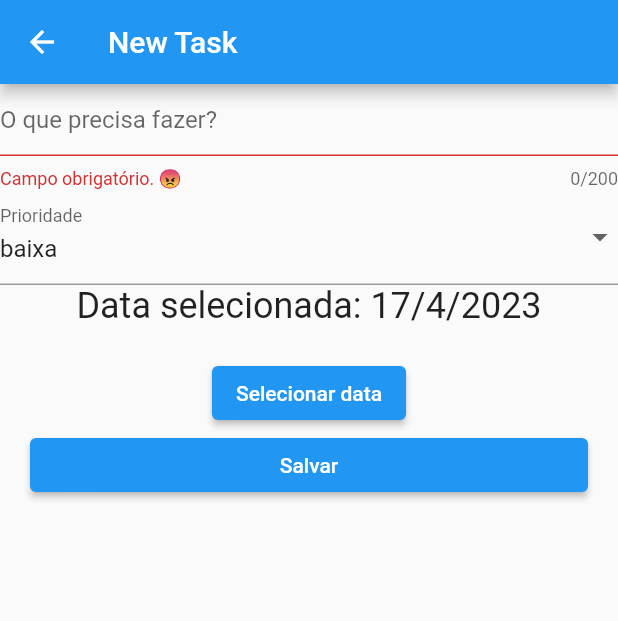
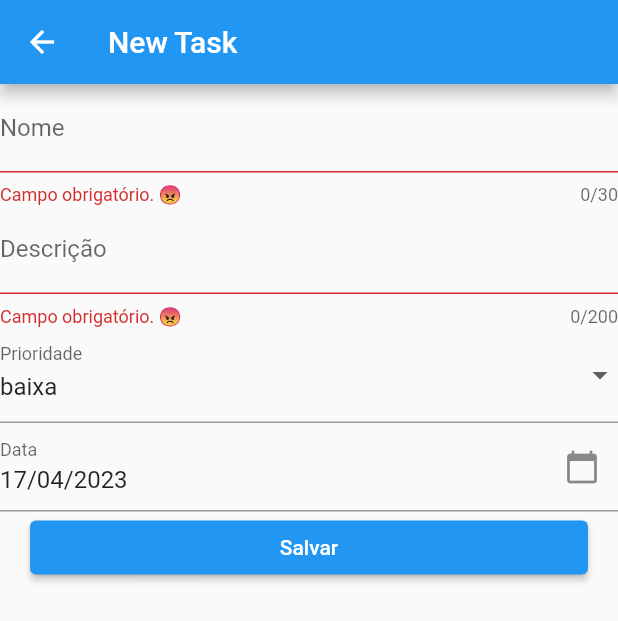
Before and after one commit to GabrielBonil/task_list, a Flutter app: the TaskCreatePage screen opened by its route, after a tap on "Salvar", on a phone screen of 412 x 824 dp. Shown: the top 621 px of the screen. Run offline on Flutter 3.47's test engine with Material 2 defaults, Android fonts, the phone set to English and light mode, and no system bars; our stand-ins replace cloud_firestore, email_validator, firebase_core; accounts and stored records are empty.

Commit message:
Ajustes
user-login:
Arrumando rota.

pubspec.yaml:
Adicionando uma dependência (pelo import do user-create mesmo).

 task-list:
Anotação para usar formas de inverter a ordem em versão futura do app.

task-create:
import do intl, que basicamente deixa fazer o controller (dataController) receber o DataFormat;

Criando campo no formulário para descrição;

Criando variável (priorityIndex) para a ordenação do campo de prioridade ser possível mais tarde (usando o IndexOf);

Adicionando na collection todos os campos;

Adicionando labels para os formulários;

Mudando o datapicker para um Textformfield com ícone na tentativa de deixar mais bonito (talvez mudar para que também se possa escrever no campo, mexendo no onchange).

```diff
--- a/lib/views/task-create.dart
+++ b/lib/views/task-create.dart
@@ -1,5 +1,6 @@
 import 'package:cloud_firestore/cloud_firestore.dart';
 import 'package:flutter/material.dart';
+import 'package:intl/intl.dart';
 
 class TaskCreatePage extends StatefulWidget {
   @override
@@ -10,20 +11,25 @@ class _TaskCreatePageState extends State<TaskCreatePage> {
   var formKey = GlobalKey<FormState>();
 
   String name = '';
+  String description = '';
   FirebaseFirestore firestore = FirebaseFirestore.instance;
 
   //Variáveis para o dropdown de prioridade
   final itens = ["baixa", "média", "alta"];
+  int priorityIndex = 0;
   String? valorPrioridade;
 
   //Variáveis para o DataPicker
   late DateTime dataSelecionada;
+  late TextEditingController dataController = TextEditingController(text: DateFormat('dd/MM/yyyy').format(DateTime.now()));
+  // late TextEditingController dataController;
 
   //InitState para selecionar a data de hoje/agora e deixar pré-fixado a prioridade baixa.
   @override
   void initState() {
     super.initState();
     dataSelecionada = DateTime.now();
+    // dataController.text = DateFormat('dd/MM/yyyy').format(dataSelecionada);
     valorPrioridade = itens[0]; //setState não necessário
   }
 
@@ -41,6 +47,7 @@ class _TaskCreatePageState extends State<TaskCreatePage> {
     if (novaData != null && novaData != dataSelecionada) {
       setState(() {
         dataSelecionada = novaData;
+        dataController.text = DateFormat('dd/MM/yyyy').format(dataSelecionada);
       });
     }
   }
@@ -50,7 +57,14 @@ class _TaskCreatePageState extends State<TaskCreatePage> {
       formKey.currentState!.save();
 
       //salvar os dados no banco de dados...
-      firestore.collection('tasks').add({'name':name, 'finished': false});
+      firestore.collection('tasks').add({
+        'name': name,
+        'finished': false,
+        'priority': valorPrioridade,
+        'priorityIndex': priorityIndex,
+        'description': description,
+        'date': dataSelecionada
+      });
 
       Navigator.of(context).pop();
     }
@@ -74,16 +88,30 @@ class _TaskCreatePageState extends State<TaskCreatePage> {
         key: formKey,
         child: Column(
           children: [
-            //Tarefa
+            //Nome Tarefa
+            TextFormField(
+              autovalidateMode: AutovalidateMode.onUserInteraction,
+              maxLines: 1,
+              maxLength: 30,
+              decoration: InputDecoration(
+                labelText: 'Nome',
+                hintText: "Nome",
+              ),
+              onSaved: (newValue) => name = newValue!,
+              validator: validarTarefa,
+            ),
+
+            //Decrição Tarefa
             TextFormField(
               autovalidateMode: AutovalidateMode.onUserInteraction,
               minLines: 1,
               maxLines: 5,
               maxLength: 200,
               decoration: InputDecoration(
-                hintText: "O que precisa fazer?",
+                labelText: 'Descrição',
+                hintText: "Descrição",
               ),
-              onSaved: (newValue) => name = newValue!,
+              onSaved: (newValue) => description = newValue!,
               validator: validarTarefa,
             ),
 
@@ -99,6 +127,7 @@ class _TaskCreatePageState extends State<TaskCreatePage> {
               onChanged: (newValue) {
                 setState(() {
                   valorPrioridade = newValue;
+                  priorityIndex = itens.indexOf(valorPrioridade!);
                 });
               },
               decoration: InputDecoration(
@@ -107,16 +136,29 @@ class _TaskCreatePageState extends State<TaskCreatePage> {
             ),
 
             //DataPicker
-            Text(
-              'Data selecionada: ${dataSelecionada.day}/${dataSelecionada.month}/${dataSelecionada.year}',
-              style: TextStyle(fontSize: 24),
-            ),
-            SizedBox(height: 20),
-            ElevatedButton(
-              onPressed: () {
-                selecionarData(context);
-              },
-              child: Text('Selecionar data'),
+            // Text(
+            //   'Data selecionada: ${dataSelecionada.day}/${dataSelecionada.month}/${dataSelecionada.year}',
+            //   style: TextStyle(fontSize: 24),
+            // ),
+            // SizedBox(height: 20),
+            // ElevatedButton(
+            //   onPressed: () {
+            //     selecionarData(context);
+            //   },
+            //   child: Text('Selecionar data'),
+            // ),
+            TextFormField(
+              readOnly: true,
+              controller: dataController,
+              decoration: InputDecoration(
+                labelText: 'Data',
+                suffixIcon: InkWell(
+                  onTap: () {
+                    selecionarData(context);
+                  },
+                  child: Icon(Icons.calendar_today),
+                ),
+              ),
             ),
 
             // Botão salvar
--- a/lib/views/task-list.dart
+++ b/lib/views/task-list.dart
@@ -15,7 +15,7 @@ class TaskListPage extends StatelessWidget {
         stream: firestore
             .collection('tasks')
             //.where('finished', isEqualTo: 'false')
-            .orderBy('name')
+            .orderBy('name', /*descending: true*/)
             .snapshots(),
         builder: (context, snapshot) {
           if (!snapshot.hasData) {
--- a/lib/views/user-login.dart
+++ b/lib/views/user-login.dart
@@ -34,7 +34,11 @@ class _UserLoginPageState extends State<UserLoginPage> {
     if (formKey.currentState!.validate()) {
       formKey.currentState!.save();
 
-      Navigator.of(context).popAndPushNamed('/task-list'); //Talvez tenha que mudar o tipo de troca depois
+      // Navigator.of(context).popAndPushNamed('/task-list'); //Talvez tenha que mudar o tipo de troca depois
+      Navigator.of(context).pushNamedAndRemoveUntil(
+        '/task-list',
+        ModalRoute.withName('/'),
+      );
     }
   }
 
@@ -54,7 +58,9 @@ class _UserLoginPageState extends State<UserLoginPage> {
               decoration: InputDecoration(
                 // icon: Icon(Icons.people_alt_rounded),
                 hintText: "E-mail",
-                enabledBorder: UnderlineInputBorder(borderSide: BorderSide(color: Colors.black),),
+                enabledBorder: UnderlineInputBorder(
+                  borderSide: BorderSide(color: Colors.black),
+                ),
               ),
               onSaved: (newValue) {},
               // autovalidateMode: AutovalidateMode.onUserInteraction,
@@ -67,10 +73,13 @@ class _UserLoginPageState extends State<UserLoginPage> {
               maxLength: 50,
               decoration: InputDecoration(
                 // icon: Icon(Icons.lock),
-                enabledBorder: UnderlineInputBorder(borderSide: BorderSide(color: Colors.black),),
+                enabledBorder: UnderlineInputBorder(
+                  borderSide: BorderSide(color: Colors.black),
+                ),
                 hintText: "Senha",
                 suffixIcon: IconButton(
-                  icon: Icon(mostrarSenha ? Icons.visibility : Icons.visibility_off),
+                  icon: Icon(
+                      mostrarSenha ? Icons.visibility : Icons.visibility_off),
                   onPressed: () {
                     setState(() {
                       mostrarSenha = !mostrarSenha;
--- a/pubspec.yaml
+++ b/pubspec.yaml
@@ -37,6 +37,7 @@ dependencies:
   cupertino_icons: ^1.0.2
   firebase_core:
   cloud_firestore:
+  intl: ^0.18.0
 
 dev_dependencies:
   flutter_test:
```
Also changed, not shown: pubspec.lock.
